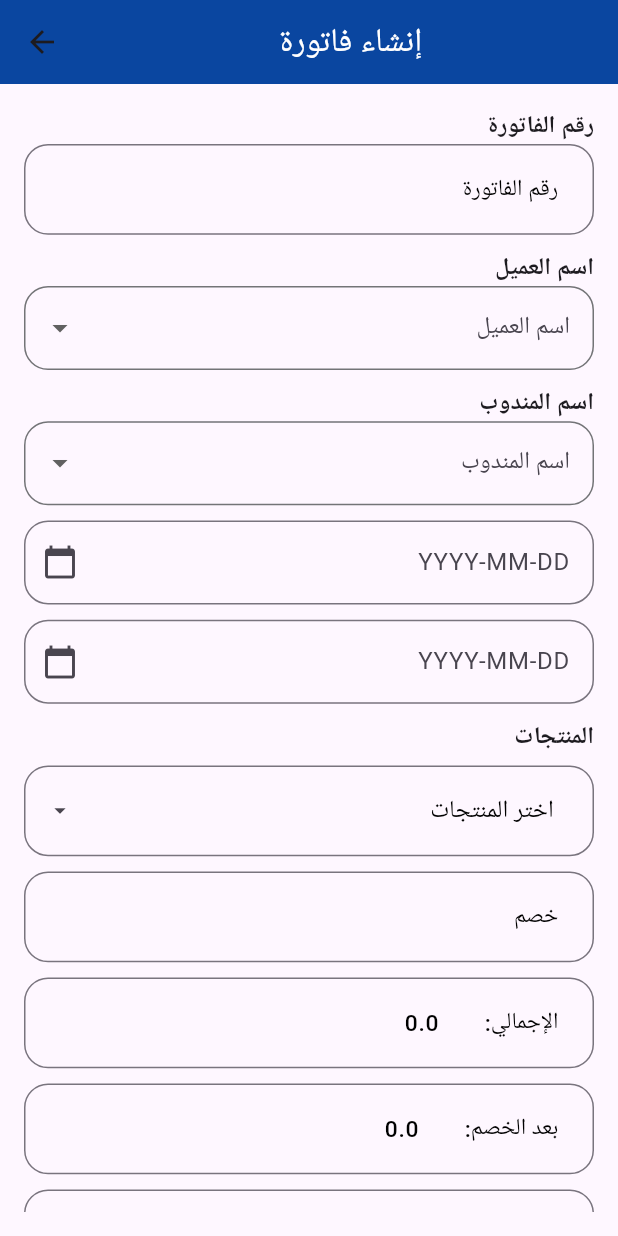
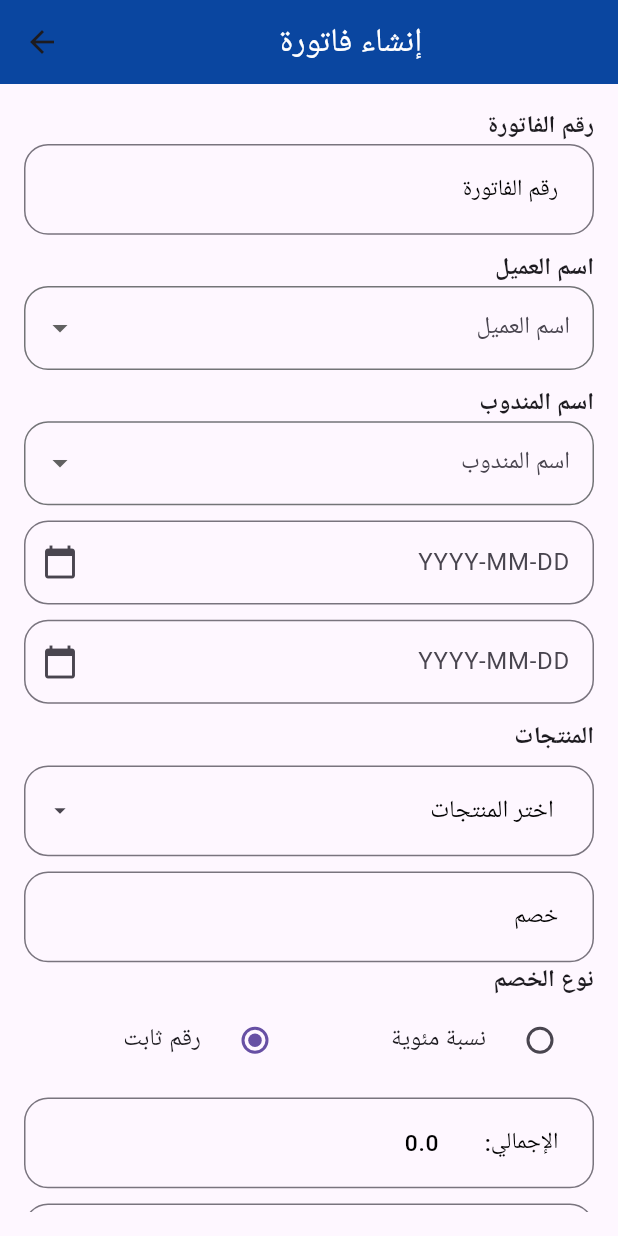
Before and after one commit to s4r4h4mdy0x01/CustomerRequestTask, a Flutter app: the CreateInvoiceSceen screen opened by its route, on a phone screen of 412 x 824 dp. Run offline on Flutter 3.47's test engine with Material 3 defaults, Android fonts, the phone set to English and light mode, and no system bars; our stand-ins replace dio, file_picker, flutter_bloc, flutter_screenutil, freezed_annotation, get_it and 3 more; missing offline and left inert: flutter_pdfview; generated files the repository leaves out were written again.

Commit message:
Refactor code

```diff
--- a/lib/features/main_features/create_invoice/ui/create_invoice_sceen.dart
+++ b/lib/features/main_features/create_invoice/ui/create_invoice_sceen.dart
@@ -116,6 +116,35 @@ class CreateInvoiceSceen extends StatelessWidget {
                 onChanged: (value) => cubit.updateDiscount(value),
                 borderSide: BorderSide(),
               ),
+              const Text(
+                'نوع الخصم',
+                style: TextStyle(fontSize: 16, fontWeight: FontWeight.bold),
+              ),
+              Row(
+                children: [
+                  Expanded(
+                    child: RadioListTile<bool>(
+                      title: const Text("نسبة مئوية"),
+                      value: true,
+                      groupValue: cubit.isPercentage,
+                      onChanged: (value) {
+                        cubit.toggleDiscountType(value!);
+                      },
+                    ),
+                  ),
+                  Expanded(
+                    child: RadioListTile<bool>(
+                      title: const Text("رقم ثابت"),
+                      value: false,
+                      groupValue: cubit.isPercentage,
+                      onChanged: (value) {
+                        cubit.toggleDiscountType(value!);
+                      },
+                    ),
+                  ),
+                ],
+              ),
+
               verticalSpace(10),
               _buildSummary(cubit),
             ],
```
Also changed, not shown: lib/features/main_features/create_invoice/logic/create_invoice_cubit.dart (+9 -1 lines).
